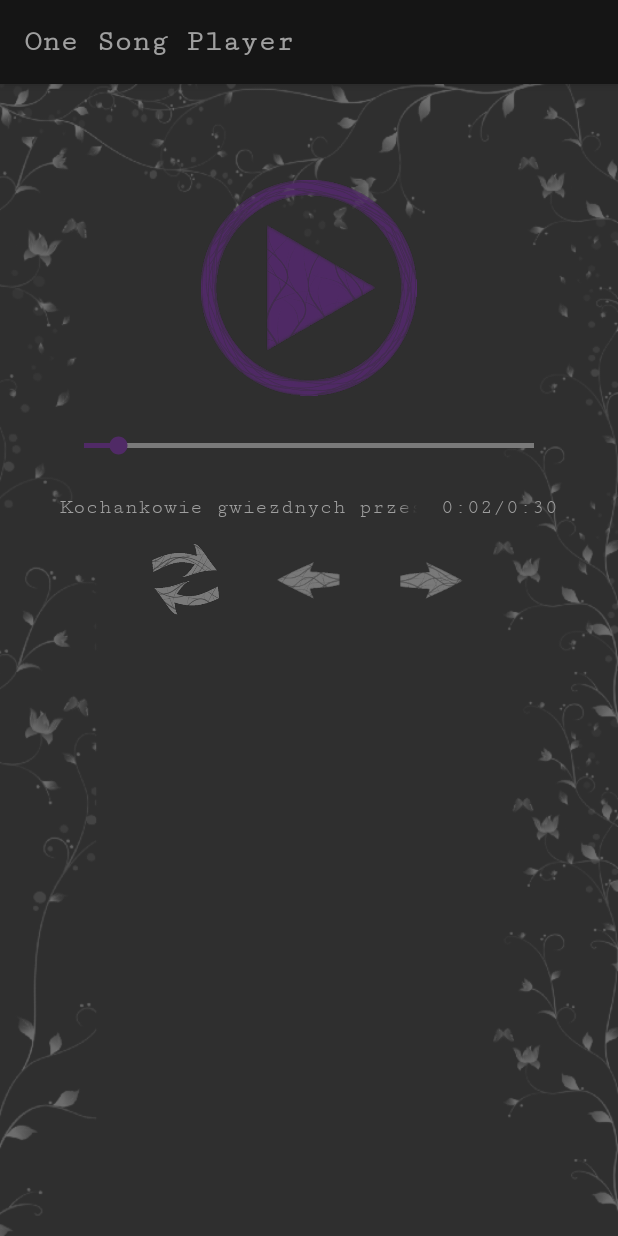
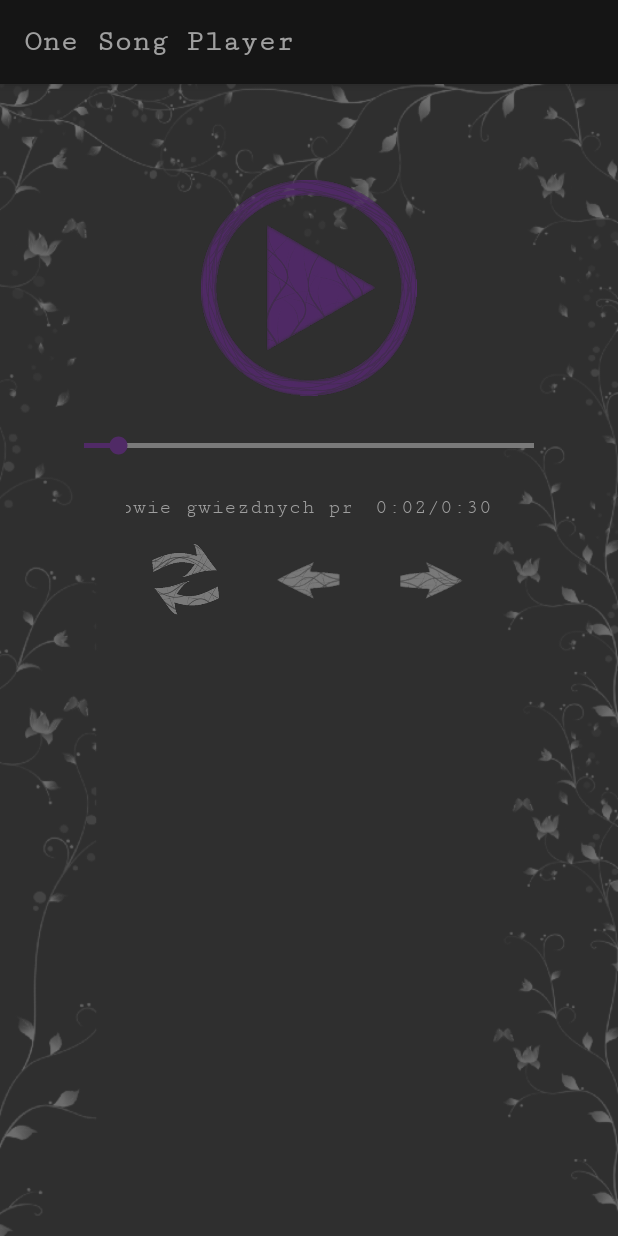
Before and after one commit to eovka/OneSongPlayer, an Android app: the screen it shows after launch (MainActivity), after a tap on "a image with play sign", on a phone screen of 412 x 824 dp. Run offline under Robolectric (Android 15) with nearby library versions, the phone set to English and light mode, and no system bars.

Commit message:
Setting scrolling text in Java instead of xml

```diff
--- a/app/src/main/java/pl/pisze_czytam/mediaplayertest/MainActivity.java
+++ b/app/src/main/java/pl/pisze_czytam/mediaplayertest/MainActivity.java
@@ -75,10 +75,18 @@ public class MainActivity extends AppCompatActivity implements View.OnClickListe
                     isPlaying = true;
                     updatingActualTime();
                     showSongTime();
+                    songInfo.setSingleLine(true);
+                    songInfo.setFreezesText(true);
+                    songInfo.setText(getString(R.string.kino_w_elblagu_song));
+                    songInfo.setSelected(true);
+                    songInfo.setFocusable(true);
+                    songInfo.setFocusableInTouchMode(true);
+                    songInfo.setEllipsize(TextUtils.TruncateAt.MARQUEE);
                 } else {
                     play.setImageResource(R.drawable.button_pause_grey);
                     song.pause();
                     isPlaying = false;
+                    songInfo.setSelected(false);
                 }
                 break;
             case R.id.back_button:
--- a/app/src/main/res/layout/activity_main.xml
+++ b/app/src/main/res/layout/activity_main.xml
@@ -36,21 +36,16 @@
         android:gravity="center_horizontal"
         android:layout_marginStart="@dimen/bigger_padding"
         android:layout_marginEnd="@dimen/bigger_padding"
-        android:orientation="horizontal">
+        android:orientation="horizontal" >
 
         <TextView
             android:id="@+id/song_info"
-            android:layout_width="0dp"
-            android:layout_weight="1"
+            android:layout_width="150dp"
             android:layout_height="wrap_content"
-            android:ellipsize="marquee"
-            android:marqueeRepeatLimit="marquee_forever"
             android:layout_marginEnd="@dimen/standard_padding"
             android:scrollHorizontally="true"
             android:singleLine="true"
-            android:text="@string/kino_w_elblagu_song"
-            android:focusable="true"
-            android:focusableInTouchMode="true" />
+            tools:text="@string/kino_w_elblagu_song" />
 
         <TextView
             android:id="@+id/actual_time"
```
